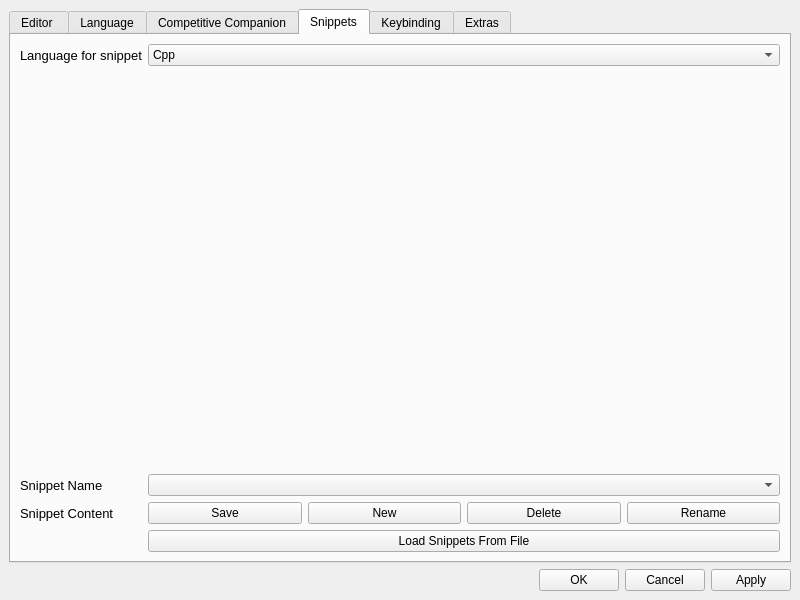
Qt form ui/preferencewindow.ui (cpeditor/cpeditor) before a commit.
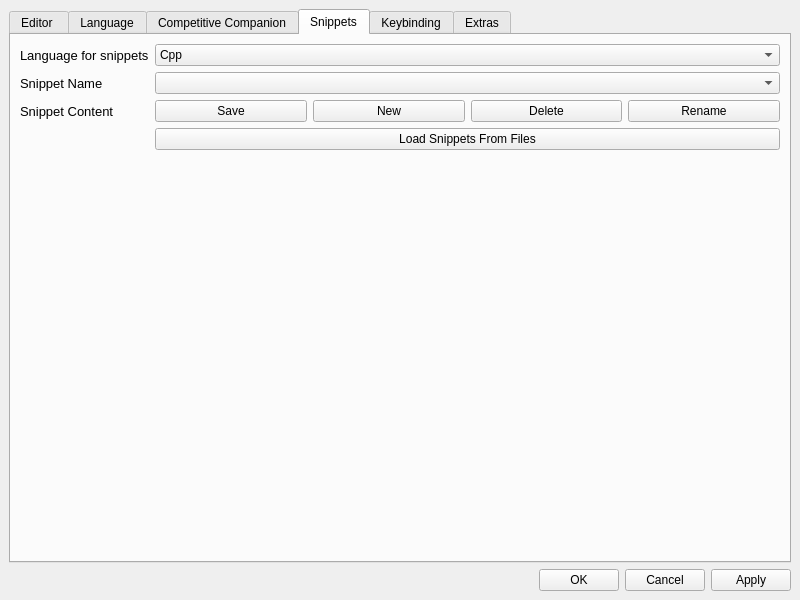
The same form after that commit.

Diff of the .ui file:
```diff
--- a/ui/preferencewindow.ui
+++ b/ui/preferencewindow.ui
@@ -526,7 +526,7 @@
                </font>
               </property>
               <property name="text">
-               <string>Language for snippet</string>
+               <string>Language for snippets</string>
               </property>
              </widget>
             </item>
@@ -549,7 +549,7 @@
               </item>
              </widget>
             </item>
-            <item row="2" column="0">
+            <item row="1" column="0">
              <widget class="QLabel" name="label_45">
               <property name="font">
                <font>
@@ -563,14 +563,14 @@
               </property>
              </widget>
             </item>
-            <item row="2" column="1">
+            <item row="1" column="1">
              <layout class="QHBoxLayout" name="horizontalLayout_8">
               <item>
                <widget class="QComboBox" name="snippets"/>
               </item>
              </layout>
             </item>
-            <item row="3" column="0">
+            <item row="2" column="0">
              <widget class="QLabel" name="label_46">
               <property name="font">
                <font>
@@ -584,7 +584,7 @@
               </property>
              </widget>
             </item>
-            <item row="3" column="1">
+            <item row="2" column="1">
              <layout class="QVBoxLayout" name="verticalLayout_3">
               <item>
                <layout class="QHBoxLayout" name="horizontalLayout_11">
@@ -620,26 +620,13 @@
               </item>
              </layout>
             </item>
-            <item row="4" column="1">
+            <item row="3" column="1">
              <widget class="QPushButton" name="load_snippets_from_file">
               <property name="text">
-               <string>Load Snippets From File</string>
+               <string>Load Snippets From Files</string>
               </property>
              </widget>
             </item>
-            <item row="1" column="0">
-             <spacer name="verticalSpacer_2">
-              <property name="orientation">
-               <enum>Qt::Vertical</enum>
-              </property>
-              <property name="sizeHint" stdset="0">
-               <size>
-                <width>20</width>
-                <height>40</height>
-               </size>
-              </property>
-             </spacer>
-            </item>
            </layout>
           </item>
          </layout>
```
Left out of the diff: 12 changed lines with no effect on the pictures.
